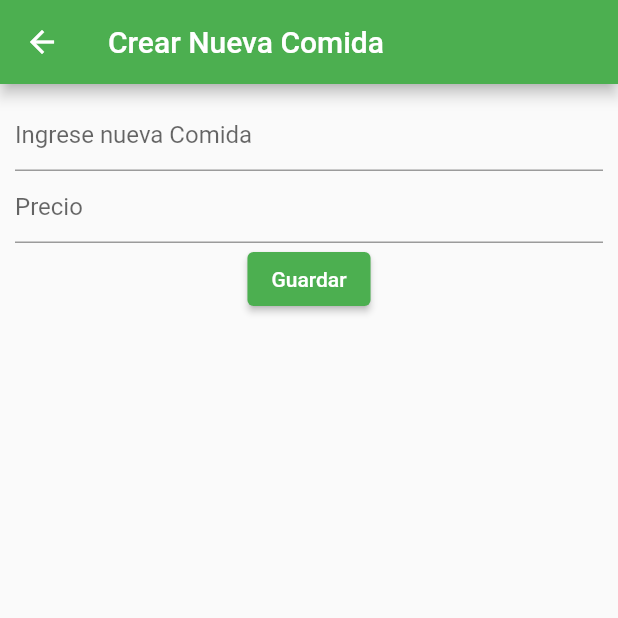
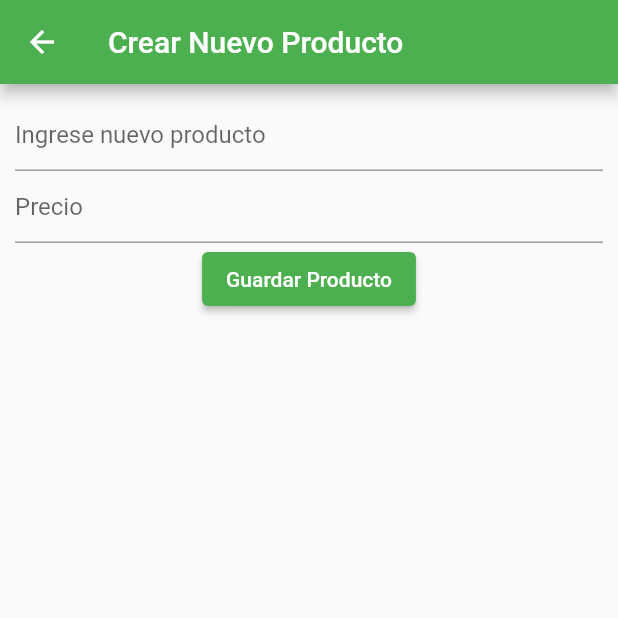
Before and after one commit to GalvanNelson/tienda, a Flutter app: the screen it shows after launch, after a tap on the "add" icon, on a phone screen of 412 x 824 dp, the top half of it. Run offline on Flutter 3.47's test engine with Material 2 defaults, Android fonts, the phone set to English and light mode, and no system bars; our stand-ins replace cloud_firestore, firebase_core, firebase_storage, google_fonts, image_picker; accounts and stored records are empty.

Commit message:
registrar producto de un inventario

```diff
--- a/lib/main.dart
+++ b/lib/main.dart
@@ -2,6 +2,7 @@ import 'package:flutter/material.dart';
 import 'package:firebase_core/firebase_core.dart';
 import 'package:provider/provider.dart';
 import 'package:tienda/models/cart_model.dart';
+import 'package:tienda/screens/gestionar_inventario/crear_producto.dart';
 import 'package:tienda/services/firebase_options.dart';
 import 'screens/index.dart';
 
@@ -27,7 +28,8 @@ class MyApp extends StatelessWidget {
         routes: {
           '/': (context) => const HomeScreen(),
           '/crearComida': (context) => const GuardarComida(),
-          '/editarComida': (context) => const EditarComida()
+          '/editarComida': (context) => const EditarComida(),
+          '/crearProducto': (context) => const CrearProducto()
         },
         theme: ThemeData(primarySwatch: Colors.green),
       ),
--- /dev/null
+++ b/lib/models/inventario_models.dart
@@ -0,0 +1,6 @@
+class InventarioModels {
+  String nombreItem;
+  double precio;
+
+  InventarioModels(this.nombreItem, this.precio);
+}
--- /dev/null
+++ b/lib/screens/gestionar_inventario/crear_producto.dart
@@ -0,0 +1,49 @@
+import 'package:flutter/material.dart';
+import '../../services/inventario_services.dart';
+
+class CrearProducto extends StatefulWidget {
+  const CrearProducto({super.key});
+
+  @override
+  State<CrearProducto> createState() => _CrearProductoState();
+}
+
+class _CrearProductoState extends State<CrearProducto> {
+  //* controlador de text edit
+  TextEditingController nameController = TextEditingController(text: "");
+  TextEditingController precioController = TextEditingController(text: "");
+
+  @override
+  Widget build(BuildContext context) {
+    return Scaffold(
+      appBar: AppBar(
+        title: const Text('Crear Nuevo Producto'),
+      ),
+      body: Padding(
+        padding: const EdgeInsets.all(10.0),
+        child: Column(
+          children: [
+            TextField(
+              controller: nameController,
+              decoration:
+                  const InputDecoration(hintText: 'Ingrese nuevo producto'),
+            ),
+            TextField(
+              controller: precioController,
+              keyboardType: TextInputType.number,
+              decoration: const InputDecoration(hintText: 'Precio'),
+            ),
+            ElevatedButton(
+                onPressed: () async {
+                  //* el ".then" se ejecuta despues de terinar el "await"
+                  await crearProducto(nameController.text,
+                          double.parse(precioController.text))
+                      .then((_) => Navigator.pop(context));
+                },
+                child: const Text('Guardar Producto'))
+          ],
+        ),
+      ),
+    );
+  }
+}
--- /dev/null
+++ b/lib/screens/gestionar_inventario/listar_inventario.dart
@@ -0,0 +1,53 @@
+import 'package:flutter/material.dart';
+import 'package:tienda/services/inventario_services.dart';
+import '../../utils/datos_productos.dart';
+
+class ListarInventario extends StatefulWidget {
+  const ListarInventario({super.key});
+
+  @override
+  State<ListarInventario> createState() => _ListarInventarioState();
+}
+
+class _ListarInventarioState extends State<ListarInventario> {
+  @override
+  Widget build(BuildContext context) {
+    return Scaffold(
+      body: FutureBuilder(
+        future: getInventario(),
+        builder: (context, snapshot) {
+          return ListView.builder(
+            itemCount: snapshot.data?.length,
+            itemBuilder: (context, index) {
+              return ListTile(
+                title: Text(snapshot.data?[index]['nombre']),
+                subtitle: Text(snapshot.data?[index]['precio']),
+              );
+            },
+          );
+        },
+      ),
+      floatingActionButton: FloatingActionButton(
+        onPressed: () async {
+          await Navigator.pushNamed(context, '/crearProducto');
+          setState(() {});
+        },
+        child: const Icon(Icons.add),
+      ),
+    );
+  }
+}
+
+/* class _InventarioState extends State<Inventario> {
+  @override
+  Widget build(BuildContext context) {
+    return ListView.builder(
+      itemCount: itemPrueba.length,
+      itemBuilder: (context, index) {
+        return ListTile(
+          title: Text(itemPrueba[index]),
+        );
+      },
+    );
+  }
+} */
--- a/lib/screens/home_screen.dart
+++ b/lib/screens/home_screen.dart
@@ -13,7 +13,7 @@ class _HomeScreenState extends State<HomeScreen> {
 
   final List<Widget> _pages = <Widget>[
     //const Inventario(),
-    const ListarComida(),
+    const ListarInventario(),
     const GaleriaComida(),
     const GaleriaFireBase(),
   ];
@@ -34,7 +34,7 @@ class _HomeScreenState extends State<HomeScreen> {
           },
           items: const [
             BottomNavigationBarItem(
-                icon: Icon(Icons.food_bank), label: 'Comidas'),
+                icon: Icon(Icons.inventory), label: 'Inventario'),
             BottomNavigationBarItem(
                 icon: Icon(Icons.food_bank_outlined), label: 'pedidos'),
             BottomNavigationBarItem(
--- a/lib/screens/index.dart
+++ b/lib/screens/index.dart
@@ -1,6 +1,6 @@
 export 'home_screen.dart';
 export 'gestionar_comidas/listar_comida.dart';
-export 'gestionar_inventario/inventario.dart';
+export 'gestionar_inventario/listar_inventario.dart';
 export './gestionar_comidas/crear_comida.dart';
 export './gestionar_comidas/editar_comida.dart';
 export 'gestionar_pedidios/galeria_comida.dart';
--- /dev/null
+++ b/lib/services/inventario_services.dart
@@ -0,0 +1,31 @@
+import 'package:cloud_firestore/cloud_firestore.dart';
+
+FirebaseFirestore dbTienda = FirebaseFirestore.instance;
+
+//* Crear datos en la tabla "Producto"
+Future<void> crearProducto(String nombreItems, double precio) async {
+  await dbTienda
+      .collection("Inventario")
+      .add({'nombre': nombreItems, 'precio': precio});
+}
+
+//* lee los datos almacenados en la tabla "Inventarios"
+Future<List> getInventario() async {
+  List getProductos = [];
+
+  CollectionReference collectionReferenceInventario =
+      dbTienda.collection("Inventario");
+
+  QuerySnapshot queryInventario = await collectionReferenceInventario.get();
+  for (var element in queryInventario.docs) {
+    final Map<String, dynamic> data = element.data() as Map<String, dynamic>;
+    final producto = {
+      'uid': element.id,
+      'nombre': data['nombre'],
+      'precio': data['precio'].toString()
+    };
+    getProductos.add(producto);
+  }
+
+  return getProductos;
+}
```
Also changed, not shown: lib/screens/gestionar_inventario/inventario.dart (deleted, +0 -23 lines).
